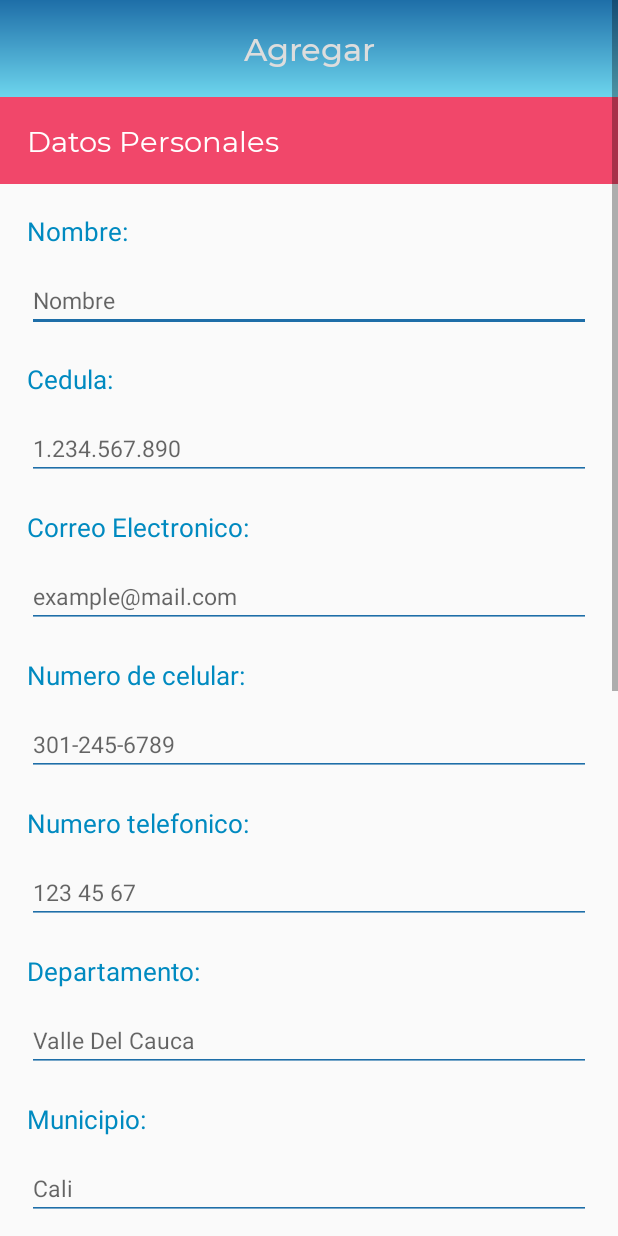
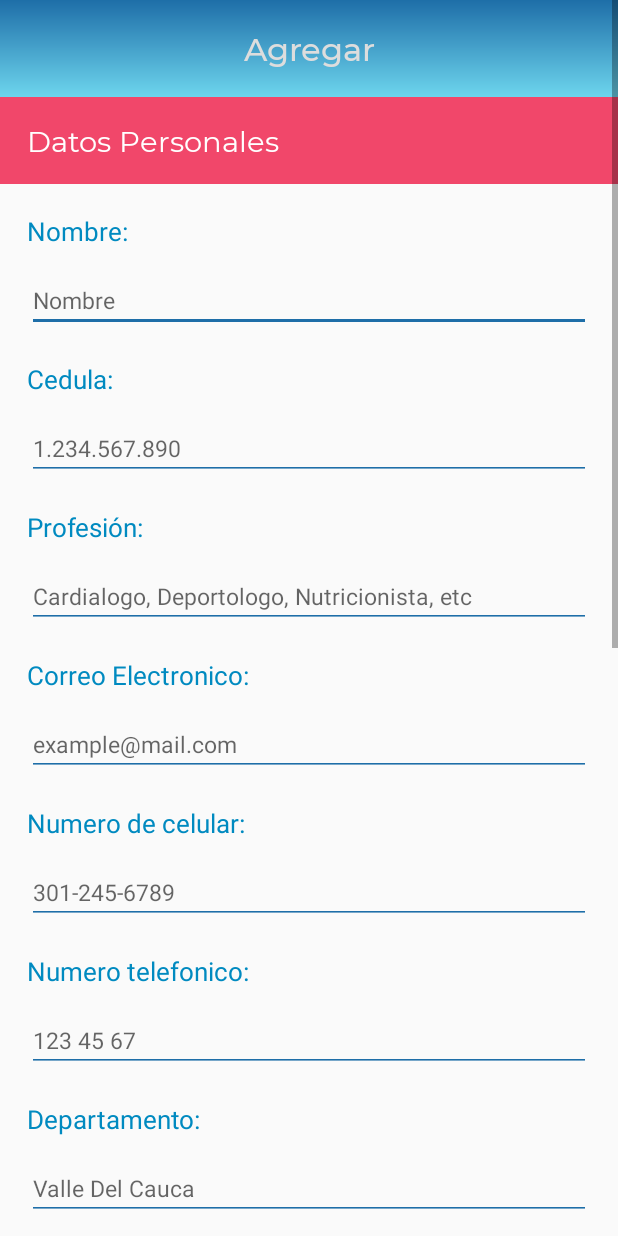
Before and after one commit to Jorge-Andres-Moreno/app-admin, an Android app: the AddActivity screen opened directly, with no data from a screen before it, on a phone screen of 412 x 824 dp. Run offline under Robolectric (Android 15) with nearby library versions, the phone set to English and light mode, and no system bars.

Commit message:
finish Add patient and profesional

```diff
--- a/app/src/main/java/admin/professional/AddActivity.java
+++ b/app/src/main/java/admin/professional/AddActivity.java
@@ -15,15 +15,16 @@ import com.example.admin.R;
 import java.util.regex.Matcher;
 import java.util.regex.Pattern;
 
-import admin.patient.AgentPatient;
+import admin.utils.DefaultCallback;
 
-public class AddActivity extends AppCompatActivity implements View.OnClickListener {
+public class AddActivity extends AppCompatActivity implements View.OnClickListener, DefaultCallback {
 
     /**
      * Atributos del Profesional de la salud
      */
     private EditText name;
     private EditText id;
+    private EditText profession;
     private EditText email;
     private EditText telephone;
     private EditText mobile_number;
@@ -53,6 +54,7 @@ public class AddActivity extends AppCompatActivity implements View.OnClickListen
 
         name = findViewById(R.id.name);
         id = findViewById(R.id.id);
+        profession = findViewById(R.id.profession);
         email = findViewById(R.id.email);
         telephone = findViewById(R.id.telephone);
         mobile_number = findViewById(R.id.mobile_number);
@@ -79,6 +81,7 @@ public class AddActivity extends AppCompatActivity implements View.OnClickListen
 
         String _name = name.getText().toString().trim();
         String _id = id.getText().toString().trim();
+        String _profession = profession.getText().toString().trim();
         String _email = email.getText().toString().trim();
         String _telephone = telephone.getText().toString().trim();
         String _mobile_number = mobile_number.getText().toString().trim();
@@ -94,6 +97,7 @@ public class AddActivity extends AppCompatActivity implements View.OnClickListen
 
         if (!_name.equals(""))
             if (!_id.equals(""))
+                if (!_profession.equals(""))
                     if (validateEmail(_email))
                         if (_mobile_number.length() == 10)
                             if (!_state.equals(""))
@@ -102,7 +106,8 @@ public class AddActivity extends AppCompatActivity implements View.OnClickListen
                                         if (!_name_company.equals(""))
                                             if (!_telephone_company.equals(""))
                                                 if (!_address_company.equals(""))
-                                                Toast.makeText(this, "Rico pa rico", Toast.LENGTH_SHORT).show();
+                                                    agent.register(_name, _id, _profession, _email, _telephone, _mobile_number, _state, _city, _password,
+                                                            _name_company, _telephone_company, _address_company, this);
                                                 else
                                                     Toast.makeText(this, "Ingrese la direccion de la empresa", Toast.LENGTH_SHORT).show();
                                             else
@@ -111,7 +116,6 @@ public class AddActivity extends AppCompatActivity implements View.OnClickListen
                                             Toast.makeText(this, "Ingrese un nombre de la empresa", Toast.LENGTH_SHORT).show();
                                     else
                                         Toast.makeText(this, "Contraseña no valida", Toast.LENGTH_SHORT).show();
-
                                 else
                                     Toast.makeText(this, "Ingrese una Ciudad", Toast.LENGTH_SHORT).show();
                             else
@@ -120,7 +124,8 @@ public class AddActivity extends AppCompatActivity implements View.OnClickListen
                             Toast.makeText(this, "Ingrese un numero celular", Toast.LENGTH_SHORT).show();
                     else
                         Toast.makeText(this, "Ingrese un correo electronico", Toast.LENGTH_SHORT).show();
-
+                else
+                    Toast.makeText(this, "Ingrese una profesion", Toast.LENGTH_SHORT).show();
             else
                 Toast.makeText(this, "Ingrese una cedula", Toast.LENGTH_SHORT).show();
         else
@@ -151,4 +156,18 @@ public class AddActivity extends AppCompatActivity implements View.OnClickListen
                 break;
         }
     }
+
+    @Override
+    public void onFinishProcess(final boolean hasSucceeded, Object result) {
+        runOnUiThread(new Runnable() {
+            @Override
+            public void run() {
+                if (hasSucceeded)
+                    finish();
+                else
+                    Toast.makeText(AddActivity.this, "Error", Toast.LENGTH_SHORT).show();
             }
+        });
+
+    }
+}
--- a/app/src/main/java/admin/utils/NetworkConstants.java
+++ b/app/src/main/java/admin/utils/NetworkConstants.java
@@ -5,7 +5,8 @@ public class NetworkConstants {
 //    public static final MediaType JSON = MediaType.get("application/json; charset=utf-8");
 //    public static final int PORT_HTTP = 8080;
 
-    public static final String URL = "http://ec2-52-4-203-111.compute-1.amazonaws.com:8080/";
+    //    public static final String URL = "http://ec2-52-4-203-111.compute-1.amazonaws.com:8080/";
+    public static final String URL = "http://190.251.39.176:8080/";
 
     public static final String PATH_HELP = "ayuda/peticion/";
     public static final String PATH_MONITOR_DATES = "monitoreo/lista/";
--- a/app/src/main/res/layout/activity_add_patient.xml
+++ b/app/src/main/res/layout/activity_add_patient.xml
@@ -165,6 +165,7 @@
             android:layout_height="@dimen/body_huge"
             android:layout_marginHorizontal="@dimen/size_xxs"
             android:layout_marginTop="@dimen/margin_default"
+            android:padding="@dimen/margin_diminute"
             android:background="@drawable/rounded_corners"
             android:ems="200"
             android:gravity="top"
--- a/app/src/main/res/layout/activity_add_profesional.xml
+++ b/app/src/main/res/layout/activity_add_profesional.xml
@@ -75,6 +75,27 @@
             android:layout_marginTop="@dimen/margin_default"
             android:backgroundTint="@color/blue_strong"
             android:hint="@string/id_example"
+            android:nextFocusDown="@id/profession"
+            android:textColor="@color/blue_strong"
+            android:textSize="@dimen/text_size_medium" />
+
+        <TextView
+            android:layout_width="match_parent"
+            android:layout_height="wrap_content"
+            android:layout_marginTop="@dimen/margin_xlarge"
+            android:paddingStart="@dimen/size_xxs"
+            android:text="@string/profession_1"
+            android:textColor="@color/blue"
+            android:textSize="@dimen/text_size_normal" />
+
+        <EditText
+            android:id="@+id/profession"
+            android:layout_width="match_parent"
+            android:layout_height="wrap_content"
+            android:layout_marginHorizontal="@dimen/size_xxs"
+            android:layout_marginTop="@dimen/margin_default"
+            android:backgroundTint="@color/blue_strong"
+            android:hint="@string/profession_example"
             android:nextFocusDown="@id/email"
             android:textColor="@color/blue_strong"
             android:textSize="@dimen/text_size_medium" />
--- a/app/src/main/res/values/strings.xml
+++ b/app/src/main/res/values/strings.xml
@@ -63,9 +63,11 @@
     <string name="id">Cedula</string>
     <string name="id_example">1.234.567.890</string>
     <string name="id_1">Cedula:</string>
+    <string name="profession_1">Profesión:</string>
+    <string name="profession_example">Cardialogo, Deportologo, Nutricionista, etc</string>
     <string name="birth_date_1">Fecha de nacimiento:</string>
     <string name="birth_date_example">AAAA/MM/DD</string>
-    <string name="risk_1">Riesgo:</string>
+    <string name="risk_1">Nivel de riesgo:</string>
     <string name="risk_example">BAJO, MEDIO O ALTO</string>
     <string name="diagnostic_1">Diagnostico:</string>
     <string name="diagnostic_example">Descripción sobre el paciente y sus patalogias</string>
```
Also changed, not shown: app/src/main/java/admin/patient/AddActivity.java (+39 -24 lines), app/src/main/java/admin/patient/AgentPatient.java (+86 -0 lines), app/src/main/java/admin/professional/AgentProfessional.java (+80 -0 lines). Lines whose indentation alone changed are shown as unchanged.
